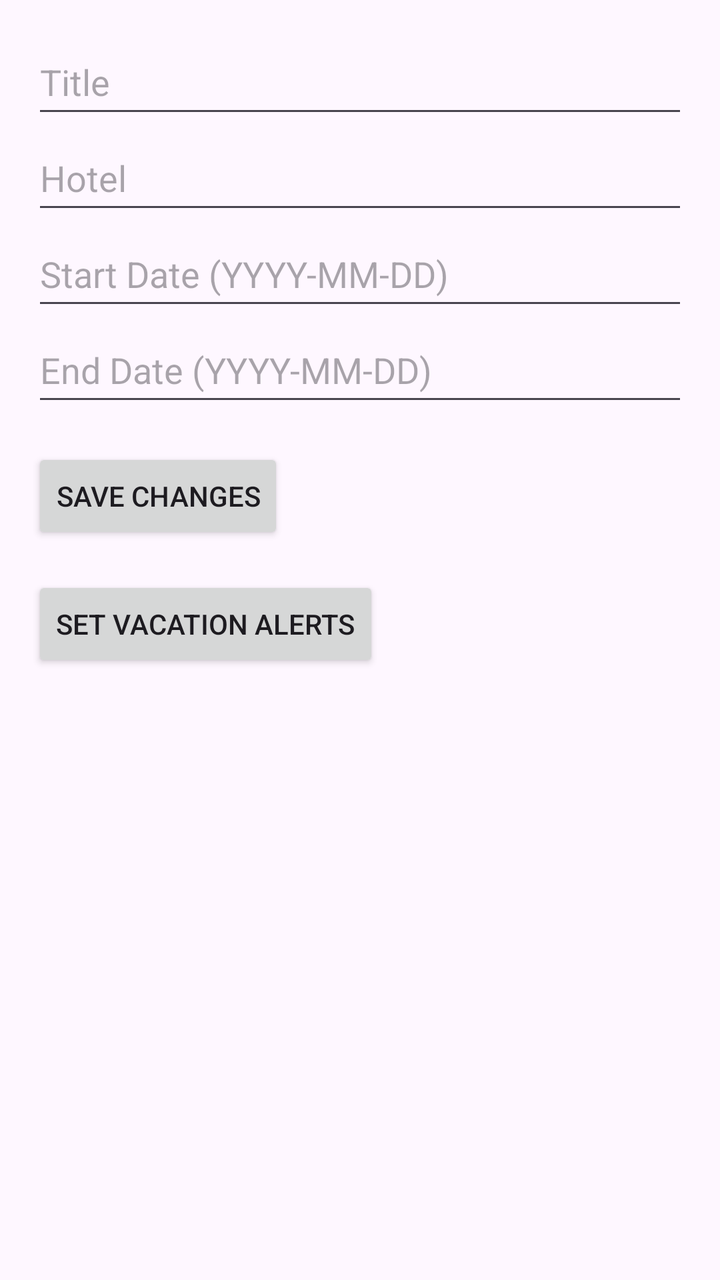
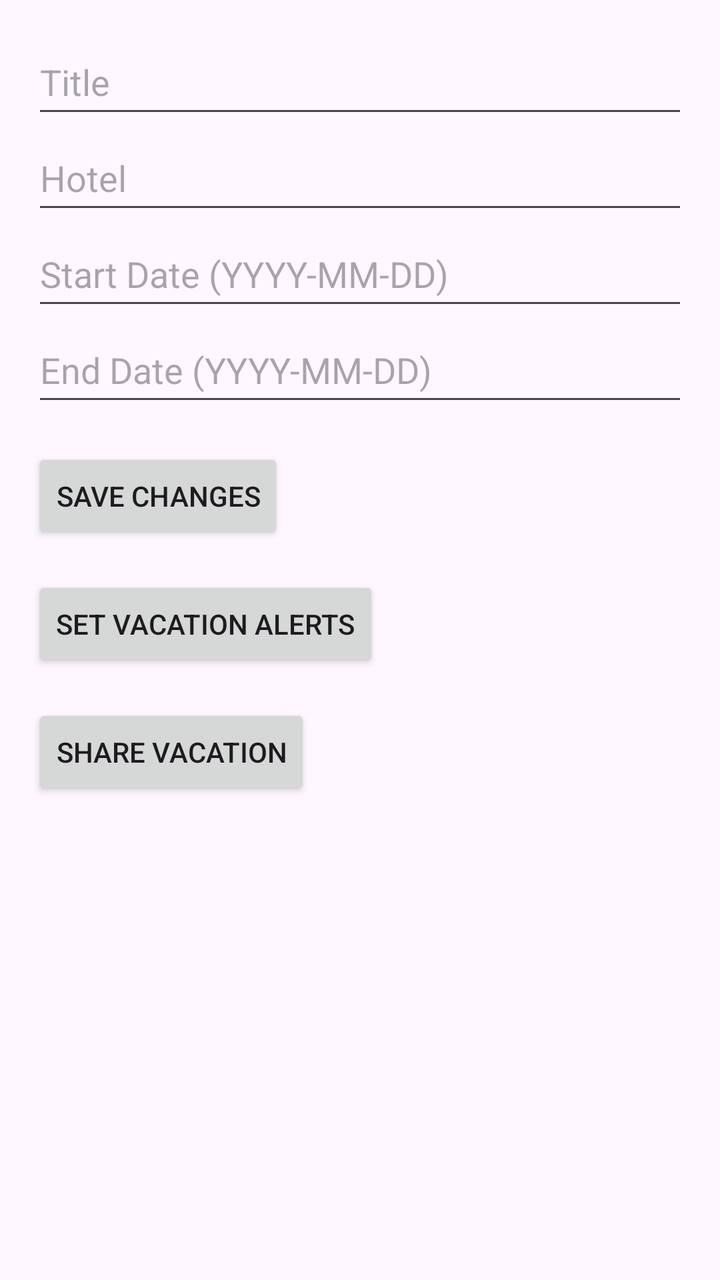

Two renders of the same Android screen: before a commit and after it. Below are the layout's source before the change and the commit's diff.
<!-- AndroidManifest.xml: application theme Theme.D308VacationPlanner -->
<!-- res/layout/activity_vacation_detail.xml -->
<?xml version="1.0" encoding="utf-8"?>
<LinearLayout xmlns:android="http://schemas.android.com/apk/res/android"
    android:layout_width="match_parent"
    android:layout_height="match_parent"
    android:orientation="vertical"
    android:padding="16dp">

    <EditText
        android:id="@+id/editTextTitle"
        android:layout_width="match_parent"
        android:layout_height="48dp"
        android:hint="Title"
        android:inputType="text"
        android:paddingBottom="8dp" />

    <EditText
        android:id="@+id/editTextHotel"
        android:layout_width="match_parent"
        android:layout_height="48dp"
        android:hint="Hotel"
        android:inputType="text"
        android:paddingBottom="8dp" />

    <EditText
        android:id="@+id/editTextStartDate"
        android:layout_width="match_parent"
        android:layout_height="48dp"
        android:hint="Start Date (YYYY-MM-DD)"
        android:inputType="date"
        android:paddingBottom="8dp" />

    <EditText
        android:id="@+id/editTextEndDate"
        android:layout_width="match_parent"
        android:layout_height="48dp"
        android:hint="End Date (YYYY-MM-DD)"
        android:inputType="date"
        android:paddingBottom="8dp" />

    <Button
        android:id="@+id/buttonSaveChanges"
        android:layout_width="wrap_content"
        android:layout_height="48dp"
        android:text="Save Changes"
        android:layout_marginTop="16dp" />

    <Button
        android:id="@+id/buttonSetAlerts"
        android:layout_width="wrap_content"
        android:layout_height="48dp"
        android:text="Set Vacation Alerts"
        android:layout_marginTop="16dp" />

</LinearLayout>
<!-- resources referenced by this layout -->
<resources>
  <style name="Theme.D308VacationPlanner" parent="Base.Theme.D308VacationPlanner" />
  <style name="Base.Theme.D308VacationPlanner" parent="Theme.Material3.DayNight">
          
          <item name="colorPrimary">@color/colorPrimary</item>
      </style>
  <color name="colorPrimary">#002147</color>
</resources>

<!-- the commit's change to res/layout/activity_vacation_detail.xml (unified diff, before → after) -->
@@ -51,4 +51,11 @@
         android:text="Set Vacation Alerts"
         android:layout_marginTop="16dp" />
 
+    <Button
+        android:id="@+id/buttonShare"
+        android:layout_width="wrap_content"
+        android:layout_height="48dp"
+        android:text="Share Vacation"
+        android:layout_marginTop="16dp" />
+
 </LinearLayout>
